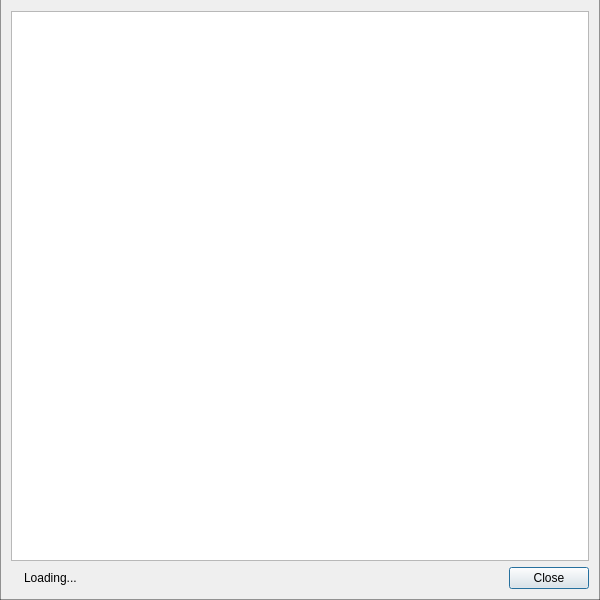
Old version of the form MovieImageDialog.ui in the repository Komet/MediaElch.
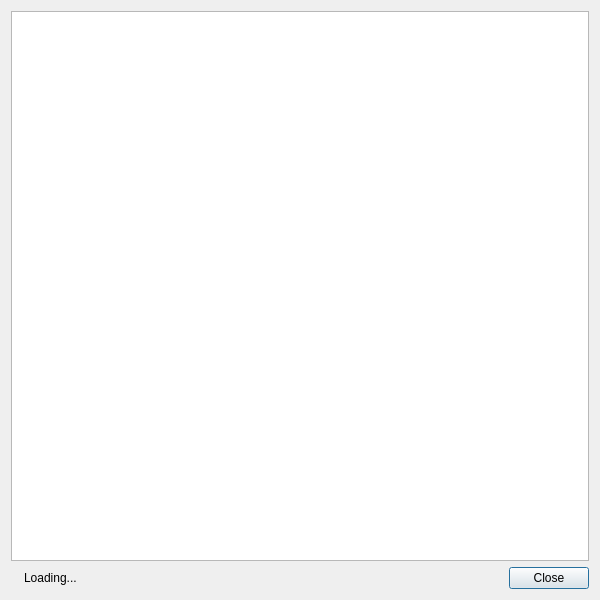
New version of the form. Icons and pictures are not drawn.

Commit message: Fixed Dialog Appearance in MS Windows

```diff
--- a/MovieImageDialog.ui
+++ b/MovieImageDialog.ui
@@ -19,8 +19,6 @@
   <property name="styleSheet">
    <string notr="true">#MovieImageDialog {
 	background-image: url(:/img/pattern_dark.png);
-	border: 1px solid rgba(0, 0, 0, 100);
-	border-top: none;
 }</string>
   </property>
   <property name="modal">
```
The commit also changes 3 other files.
